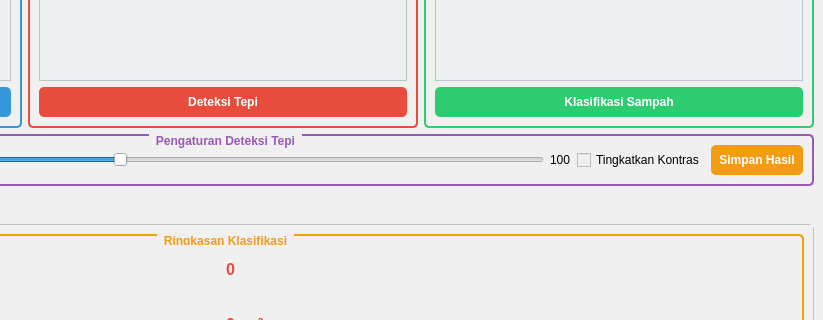
First picture: the form in trash_detection_app.ui, repository hendramhs/pcd, before the edit; both pictures show x 377 to 1200 and y 290 to 610 of the 1200 by 800 pixel window.
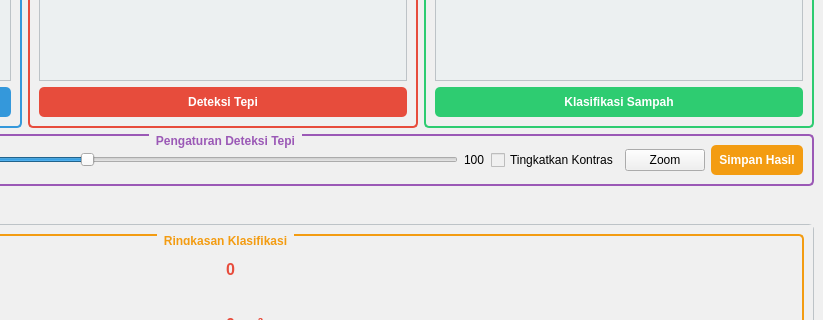
Second picture: the form after the edit. The open tabs and pages were chosen to show the change.

```diff
--- a/trash_detection_app.ui
+++ b/trash_detection_app.ui
@@ -347,6 +347,13 @@
            </property>
           </widget>
          </item>
+         <item>
+          <widget class="QPushButton" name="pushButton">
+           <property name="text">
+            <string>Zoom</string>
+           </property>
+          </widget>
+         </item>
          <item>
           <widget class="QPushButton" name="saveButton">
            <property name="styleSheet">
```
Left out of the diff: 32 changed lines with no effect on the pictures.
